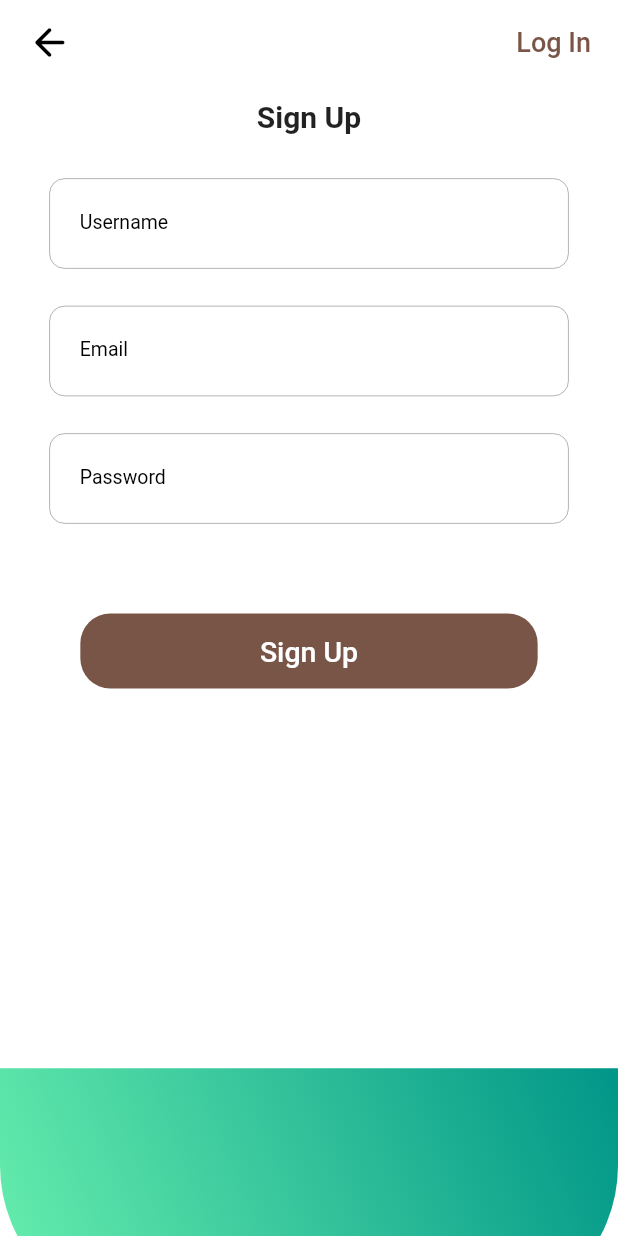
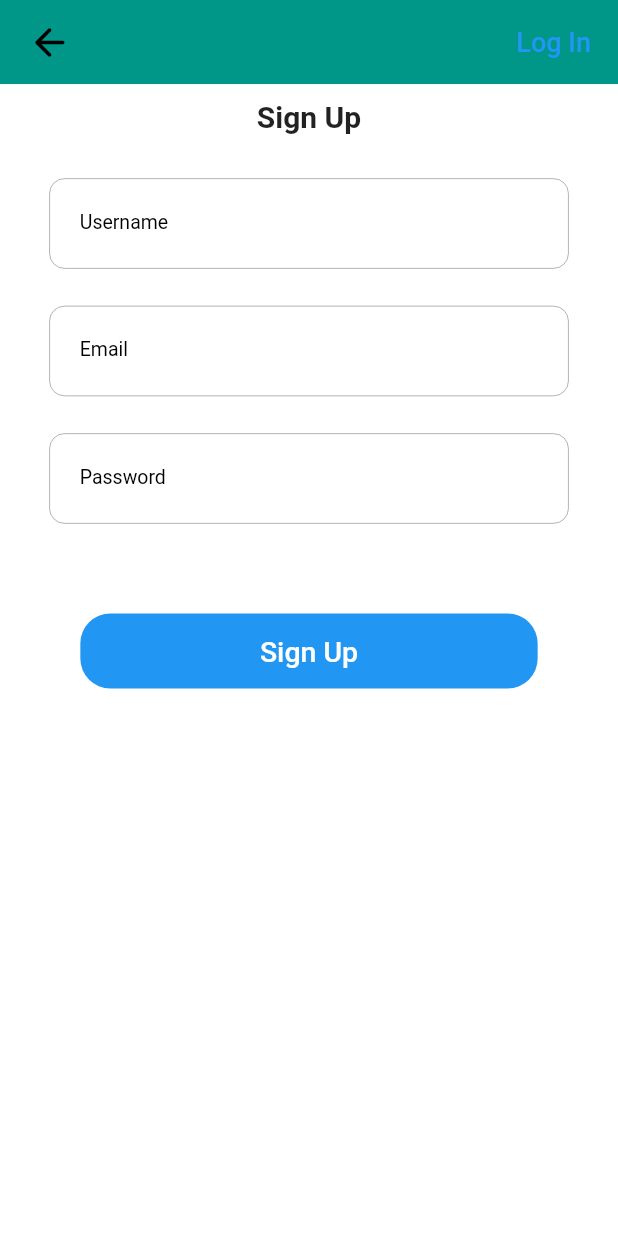
Before and after one commit to zuruoke/flutterchat, a Flutter app: the screen it shows after launch, after a tap on "Sign Up", on a phone screen of 412 x 824 dp. Run offline on Flutter 3.47's test engine with Material 2 defaults, Android fonts, the phone set to English and light mode, and no system bars; our stand-ins replace cloud_firestore, firebase_auth, firebase_core, firebase_storage, image_picker, shared_preferences; accounts and stored records are empty; network calls fail.

Commit message:
edit styles

```diff
--- a/lib/utils/styles.dart
+++ b/lib/utils/styles.dart
@@ -1,17 +1,6 @@
 import 'package:flutter/material.dart';
 
-BoxDecoration canvasGradient(){
-  return BoxDecoration(
-  borderRadius: BorderRadius.only(
-    bottomLeft: Radius.circular(100.0),
-    bottomRight: Radius.circular(100.0)),
-  gradient: LinearGradient(
-    begin: Alignment.topRight,
-    end: Alignment.bottomLeft,
-    colors: [
-      Colors.teal,
-      Colors.greenAccent,
-    ]
-      ),
-  );
+class FlutterChatColors{
+  static const midColor = Colors.orange;
+  static const transparent  = Colors.transparent;
 }
--- a/lib/view_model/userlist_model.dart
+++ b/lib/view_model/userlist_model.dart
@@ -1,4 +1,3 @@
-import 'package:cloud_firestore/cloud_firestore.dart';
 import 'package:flutter/cupertino.dart';
 import 'package:flutter/material.dart';
 import 'package:flutterchat/state/auth_state.dart';
--- a/lib/views/auth_screens/landing_pade.dart
+++ b/lib/views/auth_screens/landing_pade.dart
@@ -1,6 +1,5 @@
 import 'package:flutter/material.dart';
 import 'package:flutter/cupertino.dart';
-import 'package:flutterchat/utils/styles.dart';
 import 'package:flutterchat/views/auth_screens/login_screen.dart';
 import 'package:flutterchat/views/auth_screens/signup_screen.dart';
 
@@ -17,15 +16,18 @@ class LandingPage extends StatelessWidget {
             children: [
               Container(
                 height: 0.25 * mq.height,
-                decoration: canvasGradient(),
+                decoration: BoxDecoration(
+                  borderRadius: BorderRadius.circular(50),
+                  color: Colors.teal,
+                ) ,
             child: Align(
-              child: Text("FlutterChat", style: TextStyle(fontSize: 26, color: Colors.brown, fontWeight: FontWeight.bold),),
+              child: Text("FlutterChat", style: TextStyle(fontSize: 26, color: Colors.blue, fontWeight: FontWeight.bold),),
             ),
               ),
             SizedBox(height: 0.09 * mq.width,),
             Align(
             child: TextButton(
-              child: Text("Sign Up", style: TextStyle(color: Colors.brown, fontSize: 22, fontWeight: FontWeight.bold),),
+              child: Text("Sign Up", style: TextStyle(color: Colors.blue, fontSize: 22, fontWeight: FontWeight.bold),),
                 onPressed: (){
                   Navigator.push(context, MaterialPageRoute(builder: (context) => SignUpScreen()));
                 },
@@ -39,7 +41,7 @@ class LandingPage extends StatelessWidget {
               children: [
                 Text("Have an account already?", style: TextStyle(color: Colors.black, fontSize: 20)),
                 TextButton(
-              child: Text("Log In", style: TextStyle(color: Colors.brown, fontSize: 20, fontWeight: FontWeight.bold),),
+              child: Text("Log In", style: TextStyle(color: Colors.blue, fontSize: 20, fontWeight: FontWeight.bold),),
                 onPressed: (){
                   Navigator.push(context, MaterialPageRoute(builder: (context) => LoginScreen()));
                 },
--- a/lib/views/auth_screens/login_screen.dart
+++ b/lib/views/auth_screens/login_screen.dart
@@ -2,7 +2,6 @@ import 'package:flutter/material.dart';
 import 'package:flutter/cupertino.dart';
 import 'package:flutterchat/state/auth_state.dart';
 import 'package:flutterchat/utils/enums.dart';
-import 'package:flutterchat/utils/styles.dart';
 import 'package:flutterchat/views/homepage.dart';
 import 'package:provider/provider.dart';
 
@@ -207,13 +206,6 @@ class _LoginScreenState extends State<LoginScreen> {
         ),
       ],);
   }
-  _decoratedBorder(){
-    Size mq = MediaQuery.of(context).size;
-    return Container(
-      height: 0.20 * mq.height,
-      decoration: canvasGradient(),
-    );
-  }
 
   @override
   Widget build(BuildContext context) {
@@ -234,7 +226,6 @@ class _LoginScreenState extends State<LoginScreen> {
                 ),),
               ),
               _contentScreen(),
-              _decoratedBorder()
             ],
         ),
       ),
--- a/lib/views/auth_screens/signup_screen.dart
+++ b/lib/views/auth_screens/signup_screen.dart
@@ -3,9 +3,9 @@ import 'package:flutter/material.dart';
 import 'package:flutter/cupertino.dart';
 import 'package:flutterchat/state/auth_state.dart';
 import 'package:flutterchat/utils/enums.dart';
-import 'package:flutterchat/utils/styles.dart';
 import 'package:flutterchat/utils/validate_credentials.dart';
 import 'package:flutterchat/views/auth_screens/add_profile_pic.dart';
+import 'package:flutterchat/views/auth_screens/login_screen.dart';
 import 'package:provider/provider.dart';
 
 class SignUpScreen extends StatefulWidget {
@@ -88,7 +88,7 @@ class _SignUpScreenState extends State<SignUpScreen> {
 
   _appBar(){
     return AppBar(
-      backgroundColor: Colors.white,
+      backgroundColor: Colors.teal,
       elevation: 0,
       leading: IconButton(
         icon: isIOS ? Icon(Icons.arrow_back_rounded, color: Colors.black, size: 30,) :
@@ -102,8 +102,10 @@ class _SignUpScreenState extends State<SignUpScreen> {
         Padding(
           padding: EdgeInsets.only(right: 10),
           child: TextButton(
-          child: Text("Log In", style: TextStyle(color: Colors.brown, fontSize: 18),),
-          onPressed: (){},
+          child: Text("Log In", style: TextStyle(color: Colors.blue, fontSize: 18),),
+          onPressed: (){
+            Navigator.push(context, MaterialPageRoute(builder: (context) => LoginScreen()));
+          },
           ),
         )
       ],
@@ -151,7 +153,7 @@ class _SignUpScreenState extends State<SignUpScreen> {
        child: TextButton(
          onPressed: submitSignUp,
          style: TextButton.styleFrom(
-           backgroundColor: Colors.brown,
+           backgroundColor: Colors.blue,
            shape: RoundedRectangleBorder(
               borderRadius: BorderRadius.circular(20.0),),
          ),
@@ -194,13 +196,6 @@ class _SignUpScreenState extends State<SignUpScreen> {
       ),
       ],);
   }
-  _decoratedBorder(){
-    Size mq = MediaQuery.of(context).size;
-    return Container(
-      height: 0.20 * mq.height,
-      decoration: canvasGradient()
-    );
-  }
 
   @override
   Widget build(BuildContext context) {
@@ -221,7 +216,6 @@ class _SignUpScreenState extends State<SignUpScreen> {
                 ),),
               ),
               _contentScreen(),
-              _decoratedBorder()
             ],
         ),
       ),
```
